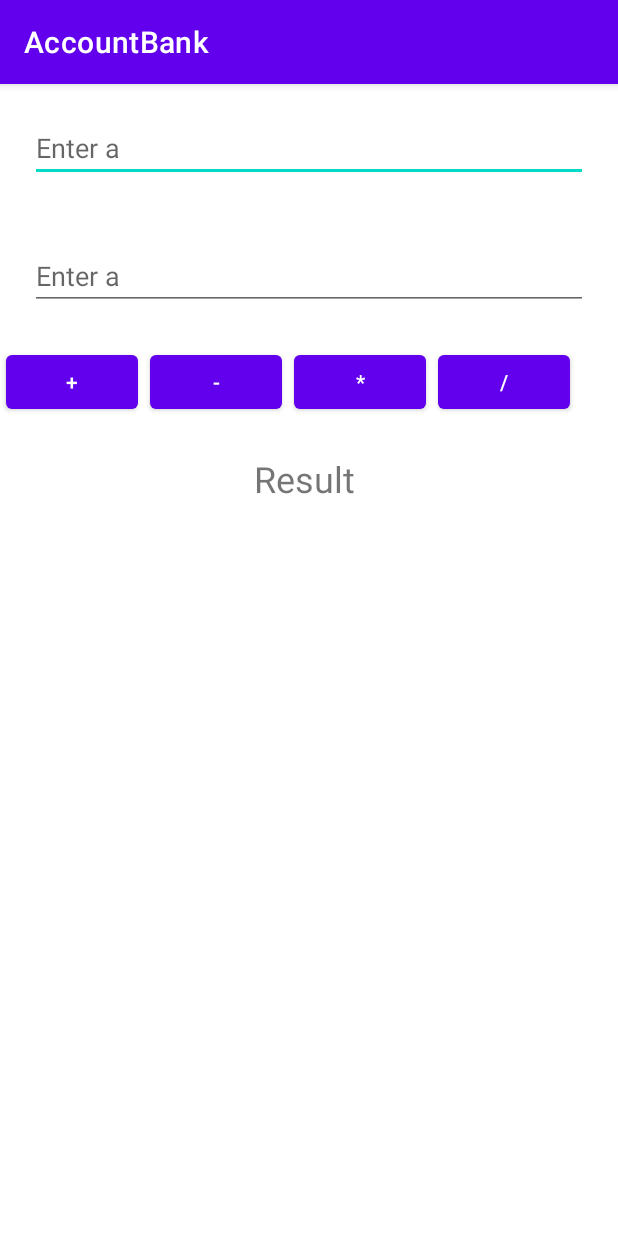
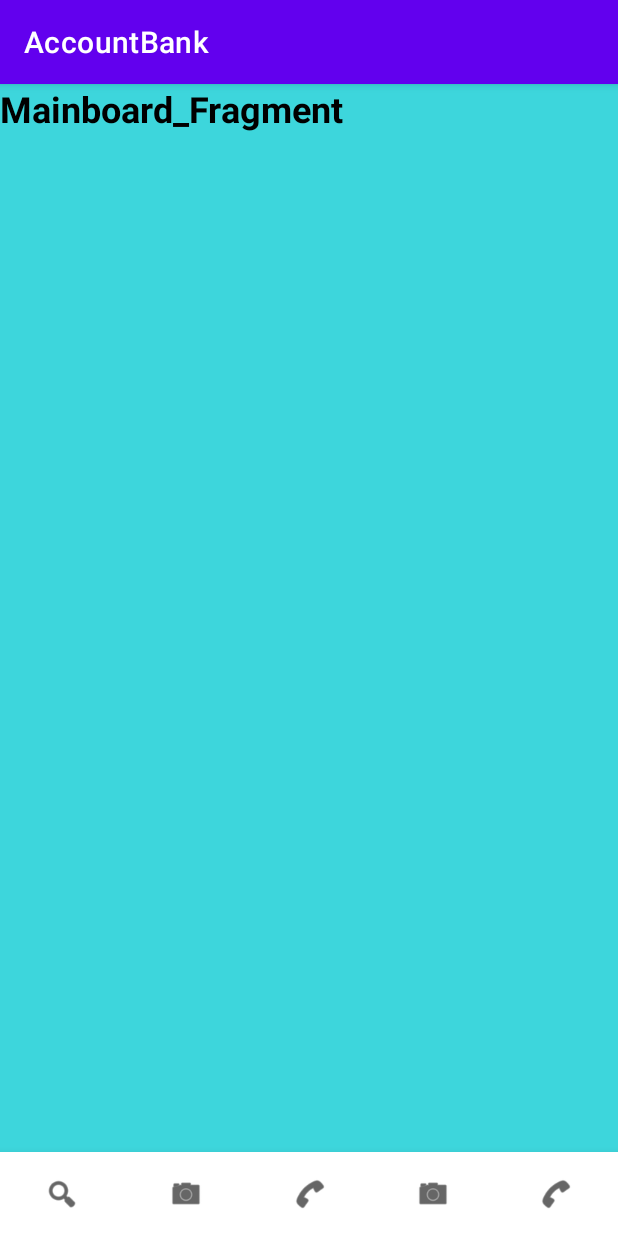
Before and after one commit to gunheehan/AccountBank, an Android app: the screen it shows after launch (MainActivity), on a phone screen of 412 x 824 dp. Run offline under Robolectric (Android 15) with nearby library versions, the phone set to English and light mode, and no system bars.

Commit message:
Bottom Navi, Fragment 기능 추가

```diff
--- a/app/build.gradle
+++ b/app/build.gradle
@@ -38,6 +38,8 @@ dependencies {
     implementation 'androidx.appcompat:appcompat:1.6.1'
     implementation 'com.google.android.material:material:1.12.0'
     implementation 'androidx.constraintlayout:constraintlayout:2.1.4'
+    implementation 'androidx.navigation:navigation-fragment:2.3.2'
+    implementation 'androidx.navigation:navigation-ui:2.3.2'
     testImplementation 'junit:junit:4.13.2'
     androidTestImplementation 'androidx.test.ext:junit:1.2.1'
     androidTestImplementation 'androidx.test.espresso:espresso-core:3.6.1'
--- /dev/null
+++ b/app/src/main/java/com/redhorse/accountbank/EarningFragment.kt
@@ -0,0 +1,59 @@
+package com.redhorse.accountbank
+
+import android.os.Bundle
+import androidx.fragment.app.Fragment
+import android.view.LayoutInflater
+import android.view.View
+import android.view.ViewGroup
+
+// TODO: Rename parameter arguments, choose names that match
+// the fragment initialization parameters, e.g. ARG_ITEM_NUMBER
+private const val ARG_PARAM1 = "param1"
+private const val ARG_PARAM2 = "param2"
+
+/**
+ * A simple [Fragment] subclass.
+ * Use the [EarningFragment.newInstance] factory method to
+ * create an instance of this fragment.
+ */
+class EarningFragment : Fragment() {
+    // TODO: Rename and change types of parameters
+    private var param1: String? = null
+    private var param2: String? = null
+
+    override fun onCreate(savedInstanceState: Bundle?) {
+        super.onCreate(savedInstanceState)
+        arguments?.let {
+            param1 = it.getString(ARG_PARAM1)
+            param2 = it.getString(ARG_PARAM2)
+        }
+    }
+
+    override fun onCreateView(
+        inflater: LayoutInflater, container: ViewGroup?,
+        savedInstanceState: Bundle?
+    ): View? {
+        // Inflate the layout for this fragment
+        return inflater.inflate(R.layout.fragment_earning, container, false)
+    }
+
+    companion object {
+        /**
+         * Use this factory method to create a new instance of
+         * this fragment using the provided parameters.
+         *
+         * @param param1 Parameter 1.
+         * @param param2 Parameter 2.
+         * @return A new instance of fragment EarningFragment.
+         */
+        // TODO: Rename and change types and number of parameters
+        @JvmStatic
+        fun newInstance(param1: String, param2: String) =
+            EarningFragment().apply {
+                arguments = Bundle().apply {
+                    putString(ARG_PARAM1, param1)
+                    putString(ARG_PARAM2, param2)
+                }
+            }
+    }
+}
--- /dev/null
+++ b/app/src/main/java/com/redhorse/accountbank/ExpensesFragment.kt
@@ -0,0 +1,59 @@
+package com.redhorse.accountbank
+
+import android.os.Bundle
+import androidx.fragment.app.Fragment
+import android.view.LayoutInflater
+import android.view.View
+import android.view.ViewGroup
+
+// TODO: Rename parameter arguments, choose names that match
+// the fragment initialization parameters, e.g. ARG_ITEM_NUMBER
+private const val ARG_PARAM1 = "param1"
+private const val ARG_PARAM2 = "param2"
+
+/**
+ * A simple [Fragment] subclass.
+ * Use the [ExpensesFragment.newInstance] factory method to
+ * create an instance of this fragment.
+ */
+class ExpensesFragment : Fragment() {
+    // TODO: Rename and change types of parameters
+    private var param1: String? = null
+    private var param2: String? = null
+
+    override fun onCreate(savedInstanceState: Bundle?) {
+        super.onCreate(savedInstanceState)
+        arguments?.let {
+            param1 = it.getString(ARG_PARAM1)
+            param2 = it.getString(ARG_PARAM2)
+        }
+    }
+
+    override fun onCreateView(
+        inflater: LayoutInflater, container: ViewGroup?,
+        savedInstanceState: Bundle?
+    ): View? {
+        // Inflate the layout for this fragment
+        return inflater.inflate(R.layout.fragment_expenses, container, false)
+    }
+
+    companion object {
+        /**
+         * Use this factory method to create a new instance of
+         * this fragment using the provided parameters.
+         *
+         * @param param1 Parameter 1.
+         * @param param2 Parameter 2.
+         * @return A new instance of fragment ExpensesFragment.
+         */
+        // TODO: Rename and change types and number of parameters
+        @JvmStatic
+        fun newInstance(param1: String, param2: String) =
+            ExpensesFragment().apply {
+                arguments = Bundle().apply {
+                    putString(ARG_PARAM1, param1)
+                    putString(ARG_PARAM2, param2)
+                }
+            }
+    }
+}
--- /dev/null
+++ b/app/src/main/java/com/redhorse/accountbank/FixedInformationFragment.kt
@@ -0,0 +1,59 @@
+package com.redhorse.accountbank
+
+import android.os.Bundle
+import androidx.fragment.app.Fragment
+import android.view.LayoutInflater
+import android.view.View
+import android.view.ViewGroup
+
+// TODO: Rename parameter arguments, choose names that match
+// the fragment initialization parameters, e.g. ARG_ITEM_NUMBER
+private const val ARG_PARAM1 = "param1"
+private const val ARG_PARAM2 = "param2"
+
+/**
+ * A simple [Fragment] subclass.
+ * Use the [FixedInformationFragment.newInstance] factory method to
+ * create an instance of this fragment.
+ */
+class FixedInformationFragment : Fragment() {
+    // TODO: Rename and change types of parameters
+    private var param1: String? = null
+    private var param2: String? = null
+
+    override fun onCreate(savedInstanceState: Bundle?) {
+        super.onCreate(savedInstanceState)
+        arguments?.let {
+            param1 = it.getString(ARG_PARAM1)
+            param2 = it.getString(ARG_PARAM2)
+        }
+    }
+
+    override fun onCreateView(
+        inflater: LayoutInflater, container: ViewGroup?,
+        savedInstanceState: Bundle?
+    ): View? {
+        // Inflate the layout for this fragment
+        return inflater.inflate(R.layout.fragment_fixed_information, container, false)
+    }
+
+    companion object {
+        /**
+         * Use this factory method to create a new instance of
+         * this fragment using the provided parameters.
+         *
+         * @param param1 Parameter 1.
+         * @param param2 Parameter 2.
+         * @return A new instance of fragment FixedInformationFragment.
+         */
+        // TODO: Rename and change types and number of parameters
+        @JvmStatic
+        fun newInstance(param1: String, param2: String) =
+            FixedInformationFragment().apply {
+                arguments = Bundle().apply {
+                    putString(ARG_PARAM1, param1)
+                    putString(ARG_PARAM2, param2)
+                }
+            }
+    }
+}
--- a/app/src/main/java/com/redhorse/accountbank/MainActivity.kt
+++ b/app/src/main/java/com/redhorse/accountbank/MainActivity.kt
@@ -2,59 +2,42 @@ package com.redhorse.accountbank
 
 import androidx.appcompat.app.AppCompatActivity
 import android.os.Bundle
-import android.view.View
-import android.widget.Button
-import android.widget.EditText
-import android.widget.TextView
+import androidx.fragment.app.Fragment
+import com.google.android.material.bottomnavigation.BottomNavigationView
 
-class MainActivity : AppCompatActivity() , View.OnClickListener{
 
-    lateinit var btnAdd : Button
-    lateinit var btnSub : Button
-    lateinit var btnMul : Button
-    lateinit var btnDiv : Button
-    lateinit var etA : EditText
-    lateinit var etB : EditText
-    lateinit var resultTv : TextView
+class MainActivity : AppCompatActivity(){
 
     override fun onCreate(savedInstanceState: Bundle?) {
         super.onCreate(savedInstanceState)
         setContentView(R.layout.activity_main)
 
-        btnAdd = findViewById(R.id.btn_add)
-        btnSub = findViewById(R.id.btn_subtraction)
-        btnMul = findViewById(R.id.btn_multiplication)
-        btnDiv = findViewById(R.id.btn_division)
+        val mainboardFragment = MainboardFragment()
+        val earningFragment = EarningFragment()
+        val expensesFragment = ExpensesFragment()
+        val fixedInformationFragment = FixedInformationFragment()
+        val yearFragment = YearFragment()
 
-        etA = findViewById(R.id.et_a)
-        etB = findViewById(R.id.et_b)
-        resultTv = findViewById(R.id.result_tv)
+        val bottomNavigationView = findViewById<BottomNavigationView>(R.id.bottomNavi)
+        replaceFragment(mainboardFragment)
 
-        btnAdd.setOnClickListener(this)
-        btnSub.setOnClickListener(this)
-        btnMul.setOnClickListener(this)
-        btnDiv.setOnClickListener(this)
+        bottomNavigationView.setOnItemSelectedListener {
+            when(it.itemId){
+                R.id.mainItem -> replaceFragment(mainboardFragment)
+                R.id.earningItem -> replaceFragment(earningFragment)
+                R.id.expensesItem -> replaceFragment(expensesFragment)
+                R.id.fixedsettingItem -> replaceFragment(fixedInformationFragment)
+                R.id.yearItem -> replaceFragment(yearFragment)
+            }
+            true
+        }
     }
 
-    override fun onClick(v: View?) {
-        var a = etA.text.toString().toDouble()
-        var b = etB.text.toString().toDouble()
-        var result = 0.0
-
-        when(v?.id){
-            R.id.btn_add -> {
-                result = a+b
-            }
-            R.id.btn_subtraction -> {
-                result = a-b
-            }
-            R.id.btn_multiplication -> {
-                result = a*b
-            }
-            R.id.btn_division -> {
-                result = a/b
-            }
+    private fun replaceFragment(fragment: Fragment) {
+        if(fragment != null){
+            val transaction = supportFragmentManager.beginTransaction()
+            transaction.replace(R.id.frame_layout, fragment)
+            transaction.commit()
         }
-        resultTv.text = "Result is $result"
     }
 }
--- /dev/null
+++ b/app/src/main/java/com/redhorse/accountbank/MainboardFragment.kt
@@ -0,0 +1,59 @@
+package com.redhorse.accountbank
+
+import android.os.Bundle
+import androidx.fragment.app.Fragment
+import android.view.LayoutInflater
+import android.view.View
+import android.view.ViewGroup
+
+// TODO: Rename parameter arguments, choose names that match
+// the fragment initialization parameters, e.g. ARG_ITEM_NUMBER
+private const val ARG_PARAM1 = "param1"
+private const val ARG_PARAM2 = "param2"
+
+/**
+ * A simple [Fragment] subclass.
+ * Use the [MainboardFragment.newInstance] factory method to
+ * create an instance of this fragment.
+ */
+class MainboardFragment : Fragment() {
+    // TODO: Rename and change types of parameters
+    private var param1: String? = null
+    private var param2: String? = null
+
+    override fun onCreate(savedInstanceState: Bundle?) {
+        super.onCreate(savedInstanceState)
+        arguments?.let {
+            param1 = it.getString(ARG_PARAM1)
+            param2 = it.getString(ARG_PARAM2)
+        }
+    }
+
+    override fun onCreateView(
+        inflater: LayoutInflater, container: ViewGroup?,
+        savedInstanceState: Bundle?
+    ): View? {
+        // Inflate the layout for this fragment
+        return inflater.inflate(R.layout.fragment_mainboard, container, false)
+    }
+
+    companion object {
+        /**
+         * Use this factory method to create a new instance of
+         * this fragment using the provided parameters.
+         *
+         * @param param1 Parameter 1.
+         * @param param2 Parameter 2.
+         * @return A new instance of fragment MainboardFragment.
+         */
+        // TODO: Rename and change types and number of parameters
+        @JvmStatic
+        fun newInstance(param1: String, param2: String) =
+            MainboardFragment().apply {
+                arguments = Bundle().apply {
+                    putString(ARG_PARAM1, param1)
+                    putString(ARG_PARAM2, param2)
+                }
+            }
+    }
+}
--- /dev/null
+++ b/app/src/main/java/com/redhorse/accountbank/YearFragment.kt
@@ -0,0 +1,59 @@
+package com.redhorse.accountbank
+
+import android.os.Bundle
+import androidx.fragment.app.Fragment
+import android.view.LayoutInflater
+import android.view.View
+import android.view.ViewGroup
+
+// TODO: Rename parameter arguments, choose names that match
+// the fragment initialization parameters, e.g. ARG_ITEM_NUMBER
+private const val ARG_PARAM1 = "param1"
+private const val ARG_PARAM2 = "param2"
+
+/**
+ * A simple [Fragment] subclass.
+ * Use the [YearFragment.newInstance] factory method to
+ * create an instance of this fragment.
+ */
+class YearFragment : Fragment() {
+    // TODO: Rename and change types of parameters
+    private var param1: String? = null
+    private var param2: String? = null
+
+    override fun onCreate(savedInstanceState: Bundle?) {
+        super.onCreate(savedInstanceState)
+        arguments?.let {
+            param1 = it.getString(ARG_PARAM1)
+            param2 = it.getString(ARG_PARAM2)
+        }
+    }
+
+    override fun onCreateView(
+        inflater: LayoutInflater, container: ViewGroup?,
+        savedInstanceState: Bundle?
+    ): View? {
+        // Inflate the layout for this fragment
+        return inflater.inflate(R.layout.fragment_year, container, false)
+    }
+
+    companion object {
+        /**
+         * Use this factory method to create a new instance of
+         * this fragment using the provided parameters.
+         *
+         * @param param1 Parameter 1.
+         * @param param2 Parameter 2.
+         * @return A new instance of fragment YearFragment.
+         */
+        // TODO: Rename and change types and number of parameters
+        @JvmStatic
+        fun newInstance(param1: String, param2: String) =
+            YearFragment().apply {
+                arguments = Bundle().apply {
+                    putString(ARG_PARAM1, param1)
+                    putString(ARG_PARAM2, param2)
+                }
+            }
+    }
+}
--- a/app/src/main/res/layout/activity_main.xml
+++ b/app/src/main/res/layout/activity_main.xml
@@ -1,70 +1,28 @@
 <?xml version="1.0" encoding="utf-8"?>
-<LinearLayout xmlns:android="http://schemas.android.com/apk/res/android"
+<androidx.constraintlayout.widget.ConstraintLayout xmlns:android="http://schemas.android.com/apk/res/android"
     xmlns:app="http://schemas.android.com/apk/res-auto"
     xmlns:tools="http://schemas.android.com/tools"
     android:layout_width="match_parent"
     android:layout_height="match_parent"
-    android:orientation="vertical"
     tools:context=".MainActivity">
 
-    <EditText
-        android:id="@+id/et_a"
+    <com.google.android.material.bottomnavigation.BottomNavigationView
+        android:id="@+id/bottomNavi"
         android:layout_width="match_parent"
         android:layout_height="wrap_content"
-        android:layout_margin="20dp"
-        android:inputType="number"
-        android:hint="Enter a" />
+        android:background="#fff"
+        app:labelVisibilityMode="unlabeled"
+        app:layout_constraintBottom_toBottomOf="parent"
+        app:itemIconTint="@color/black"
+        app:menu="@menu/bottom_menu" />
 
-    <EditText
-        android:id="@+id/et_b"
+    <FrameLayout
+        android:id="@+id/frame_layout"
         android:layout_width="match_parent"
-        android:layout_height="wrap_content"
-        android:layout_margin="20dp"
-        android:inputType="number"
-        android:hint="Enter a" />
+        android:layout_height="0dp"
+        app:layout_constraintBottom_toTopOf="@+id/bottomNavi"
+        app:layout_constraintEnd_toEndOf="parent"
+        app:layout_constraintStart_toStartOf="parent"
+        app:layout_constraintTop_toTopOf="parent"/>
 
-    <LinearLayout
-        android:layout_width="match_parent"
-        android:layout_height="wrap_content"
-        android:orientation="horizontal">
-
-        <Button
-            android:id="@+id/btn_add"
-            android:layout_width="wrap_content"
-            android:layout_height="wrap_content"
-            android:layout_margin="4dp"
-            android:text="+" />
-
-        <Button
-            android:id="@+id/btn_subtraction"
-            android:layout_width="wrap_content"
-            android:layout_height="wrap_content"
-            android:layout_margin="4dp"
-            android:text="-" />
-
-        <Button
-            android:id="@+id/btn_multiplication"
-            android:layout_width="wrap_content"
-            android:layout_height="wrap_content"
-            android:layout_margin="4dp"
-            android:text="*" />
-
-        <Button
-            android:id="@+id/btn_division"
-            android:layout_width="wrap_content"
-            android:layout_height="wrap_content"
-            android:layout_margin="4dp"
-            android:text="/" />
-
-    </LinearLayout>
-
-    <TextView
-        android:id="@+id/result_tv"
-        android:layout_width="match_parent"
-        android:layout_height="wrap_content"
-        android:layout_margin="20dp"
-        android:gravity="center"
-        android:text="Result "
-        android:textSize="24sp" />
-
-</LinearLayout>
+</androidx.constraintlayout.widget.ConstraintLayout>
--- /dev/null
+++ b/app/src/main/res/layout/fragment_mainboard.xml
@@ -0,0 +1,21 @@
+<?xml version="1.0" encoding="utf-8"?>
+<androidx.constraintlayout.widget.ConstraintLayout xmlns:android="http://schemas.android.com/apk/res/android"
+    xmlns:tools="http://schemas.android.com/tools"
+    android:layout_width="match_parent"
+    android:layout_height="match_parent"
+    android:background="#3DD6DC"
+    tools:context=".MainboardFragment">
+
+
+    <TextView
+        android:id="@+id/textView"
+        android:layout_width="wrap_content"
+        android:layout_height="wrap_content"
+        android:text="Mainboard_Fragment"
+        android:textSize="24sp"
+        android:textStyle="bold"
+        android:textColor="@color/black"
+        tools:layout_editor_absoluteX="92dp"
+        tools:layout_editor_absoluteY="349dp"
+        tools:ignore="MissingConstraints" />
+</androidx.constraintlayout.widget.ConstraintLayout>
--- /dev/null
+++ b/app/src/main/res/menu/bottom_menu.xml
@@ -0,0 +1,28 @@
+<?xml version="1.0" encoding="utf-8"?>
+<menu xmlns:android="http://schemas.android.com/apk/res/android">
+    <item
+        android:id="@+id/mainItem"
+        android:enabled="true"
+        android:icon="@android:drawable/ic_menu_search"
+        android:title="Main" />
+    <item
+        android:id="@+id/earningItem"
+        android:enabled="true"
+        android:icon="@android:drawable/ic_menu_camera"
+        android:title="Earning" />
+    <item
+        android:id="@+id/expensesItem"
+        android:enabled="true"
+        android:icon="@android:drawable/ic_menu_call"
+        android:title="Expenses" />
+    <item
+        android:id="@+id/fixedsettingItem"
+        android:enabled="true"
+        android:icon="@android:drawable/ic_menu_camera"
+        android:title="FixedSetting" />
+    <item
+        android:id="@+id/yearItem"
+        android:enabled="true"
+        android:icon="@android:drawable/ic_menu_call"
+        android:title="Year" />
+</menu>
--- a/app/src/main/res/values/strings.xml
+++ b/app/src/main/res/values/strings.xml
@@ -1,3 +1,5 @@
 <resources>
     <string name="app_name">AccountBank</string>
+    <!-- TODO: Remove or change this placeholder text -->
+    <string name="hello_blank_fragment">Hello blank fragment</string>
 </resources>
```
Also changed, not shown: app/src/main/res/layout/fragment_earning.xml (added, +21 -0 lines), app/src/main/res/layout/fragment_expenses.xml (added, +21 -0 lines), app/src/main/res/layout/fragment_fixed_information.xml (added, +21 -0 lines), app/src/main/res/layout/fragment_year.xml (added, +21 -0 lines).
